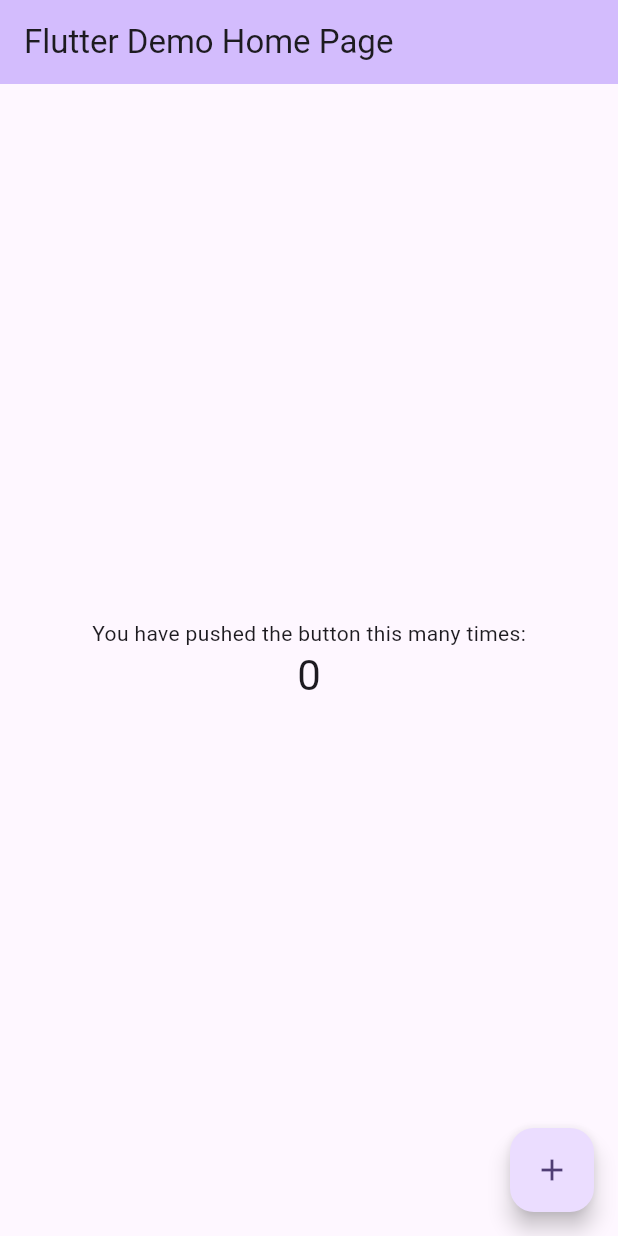
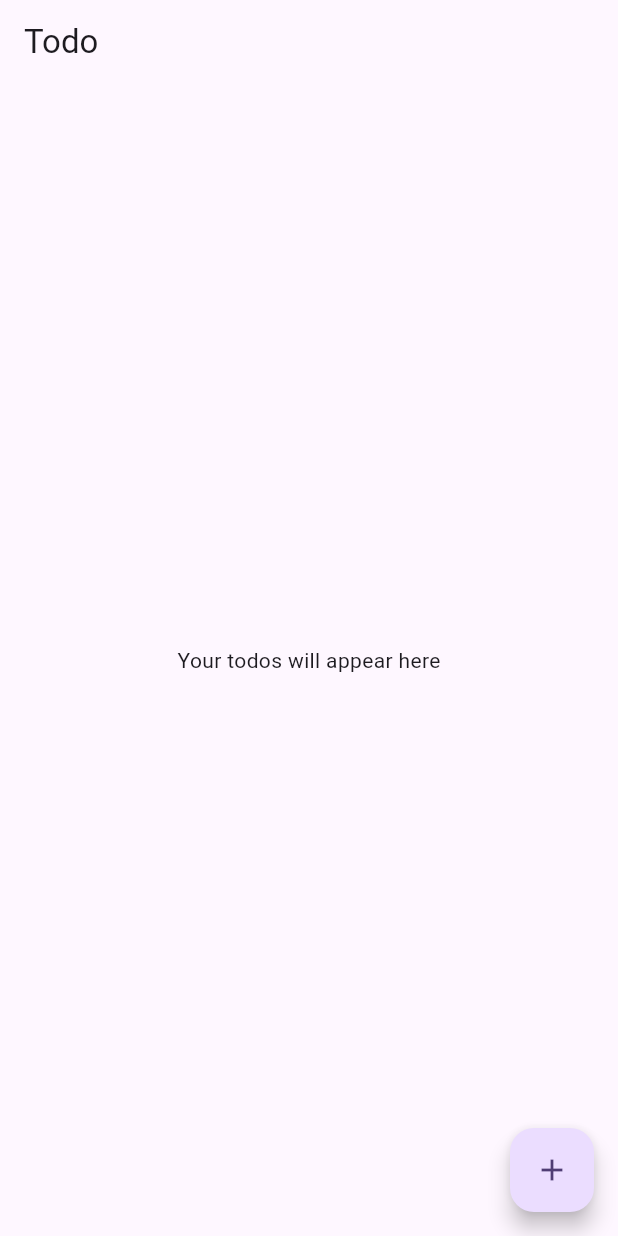
Before and after one commit to akashtyagi25/todoo, a Flutter app: the screen it shows after launch, on a phone screen of 412 x 824 dp. Run offline on Flutter 3.47's test engine with Material 3 defaults, Android fonts, the phone set to English and light mode, and no system bars.

Commit message:
creating project structure first

```diff
--- /dev/null
+++ b/lib/app.dart
@@ -0,0 +1,20 @@
+import 'package:flutter/material.dart';
+
+import 'constants/app_constants.dart';
+import 'constants/app_theme.dart';
+import 'routes/app_router.dart';
+import 'routes/app_routes.dart';
+
+class TodoApp extends StatelessWidget {
+  const TodoApp({super.key});
+
+  @override
+  Widget build(BuildContext context) {
+    return MaterialApp(
+      title: AppConstants.appName,
+      theme: AppTheme.lightTheme,
+      initialRoute: AppRoutes.home,
+      onGenerateRoute: AppRouter.onGenerateRoute,
+    );
+  }
+}
--- /dev/null
+++ b/lib/constants/app_constants.dart
@@ -0,0 +1,5 @@
+class AppConstants {
+  AppConstants._();
+
+  static const String appName = 'Todo';
+}
--- /dev/null
+++ b/lib/constants/app_theme.dart
@@ -0,0 +1,12 @@
+import 'package:flutter/material.dart';
+
+class AppTheme {
+  AppTheme._();
+
+  static ThemeData get lightTheme {
+    return ThemeData(
+      colorScheme: ColorScheme.fromSeed(seedColor: Colors.deepPurple),
+      useMaterial3: true,
+    );
+  }
+}
--- a/lib/main.dart
+++ b/lib/main.dart
@@ -1,122 +1,7 @@
 import 'package:flutter/material.dart';
 
+import 'app.dart';
+
 void main() {
-  runApp(const MyApp());
+  runApp(const TodoApp());
 }
-
-class MyApp extends StatelessWidget {
-  const MyApp({super.key});
-
-  // This widget is the root of your application.
-  @override
-  Widget build(BuildContext context) {
-    return MaterialApp(
-      title: 'Flutter Demo',
-      theme: ThemeData(
-        // This is the theme of your application.
-        //
-        // TRY THIS: Try running your application with "flutter run". You'll see
-        // the application has a purple toolbar. Then, without quitting the app,
-        // try changing the seedColor in the colorScheme below to Colors.green
-        // and then invoke "hot reload" (save your changes or press the "hot
-        // reload" button in a Flutter-supported IDE, or press "r" if you used
-        // the command line to start the app).
-        //
-        // Notice that the counter didn't reset back to zero; the application
-        // state is not lost during the reload. To reset the state, use hot
-        // restart instead.
-        //
-        // This works for code too, not just values: Most code changes can be
-        // tested with just a hot reload.
-        colorScheme: .fromSeed(seedColor: Colors.deepPurple),
-      ),
-      home: const MyHomePage(title: 'Flutter Demo Home Page'),
-    );
-  }
-}
-
-class MyHomePage extends StatefulWidget {
-  const MyHomePage({super.key, required this.title});
-
-  // This widget is the home page of your application. It is stateful, meaning
-  // that it has a State object (defined below) that contains fields that affect
-  // how it looks.
-
-  // This class is the configuration for the state. It holds the values (in this
-  // case the title) provided by the parent (in this case the App widget) and
-  // used by the build method of the State. Fields in a Widget subclass are
-  // always marked "final".
-
-  final String title;
-
-  @override
-  State<MyHomePage> createState() => _MyHomePageState();
-}
-
-class _MyHomePageState extends State<MyHomePage> {
-  int _counter = 0;
-
-  void _incrementCounter() {
-    setState(() {
-      // This call to setState tells the Flutter framework that something has
-      // changed in this State, which causes it to rerun the build method below
-      // so that the display can reflect the updated values. If we changed
-      // _counter without calling setState(), then the build method would not be
-      // called again, and so nothing would appear to happen.
-      _counter++;
-    });
-  }
-
-  @override
-  Widget build(BuildContext context) {
-    // This method is rerun every time setState is called, for instance as done
-    // by the _incrementCounter method above.
-    //
-    // The Flutter framework has been optimized to make rerunning build methods
-    // fast, so that you can just rebuild anything that needs updating rather
-    // than having to individually change instances of widgets.
-    return Scaffold(
-      appBar: AppBar(
-        // TRY THIS: Try changing the color here to a specific color (to
-        // Colors.amber, perhaps?) and trigger a hot reload to see the AppBar
-        // change color while the other colors stay the same.
-        backgroundColor: Theme.of(context).colorScheme.inversePrimary,
-        // Here we take the value from the MyHomePage object that was created by
-        // the App.build method, and use it to set our appbar title.
-        title: Text(widget.title),
-      ),
-      body: Center(
-        // Center is a layout widget. It takes a single child and positions it
-        // in the middle of the parent.
-        child: Column(
-          // Column is also a layout widget. It takes a list of children and
-          // arranges them vertically. By default, it sizes itself to fit its
-          // children horizontally, and tries to be as tall as its parent.
-          //
-          // Column has various properties to control how it sizes itself and
-          // how it positions its children. Here we use mainAxisAlignment to
-          // center the children vertically; the main axis here is the vertical
-          // axis because Columns are vertical (the cross axis would be
-          // horizontal).
-          //
-          // TRY THIS: Invoke "debug painting" (choose the "Toggle Debug Paint"
-          // action in the IDE, or press "p" in the console), to see the
-          // wireframe for each widget.
-          mainAxisAlignment: .center,
-          children: [
-            const Text('You have pushed the button this many times:'),
-            Text(
-              '$_counter',
-              style: Theme.of(context).textTheme.headlineMedium,
-            ),
-          ],
-        ),
-      ),
-      floatingActionButton: FloatingActionButton(
-        onPressed: _incrementCounter,
-        tooltip: 'Increment',
-        child: const Icon(Icons.add),
-      ),
-    );
-  }
-}
--- /dev/null
+++ b/lib/models/todo.dart
@@ -0,0 +1,23 @@
+class Todo {
+  const Todo({
+    required this.id,
+    required this.title,
+    this.isCompleted = false,
+  });
+
+  final String id;
+  final String title;
+  final bool isCompleted;
+
+  Todo copyWith({
+    String? id,
+    String? title,
+    bool? isCompleted,
+  }) {
+    return Todo(
+      id: id ?? this.id,
+      title: title ?? this.title,
+      isCompleted: isCompleted ?? this.isCompleted,
+    );
+  }
+}
--- /dev/null
+++ b/lib/providers/todo_provider.dart
@@ -0,0 +1,2 @@
+// Add provider / riverpod / bloc state management here.
+// Example: TodoNotifier, TodoState, etc.
--- /dev/null
+++ b/lib/repository/todo_repository.dart
@@ -0,0 +1,16 @@
+import '../models/todo.dart';
+import '../services/todo_local_service.dart';
+
+/// Single source of truth between UI and data layer.
+class TodoRepository {
+  TodoRepository({TodoLocalService? localService})
+      : _localService = localService ?? TodoLocalService();
+
+  final TodoLocalService _localService;
+
+  Future<List<Todo>> getTodos() => _localService.fetchTodos();
+
+  Future<void> addTodo(Todo todo) => _localService.saveTodo(todo);
+
+  Future<void> removeTodo(String id) => _localService.deleteTodo(id);
+}
--- /dev/null
+++ b/lib/routes/app_router.dart
@@ -0,0 +1,23 @@
+import 'package:flutter/material.dart';
+
+import '../screens/home/home_screen.dart';
+import 'app_routes.dart';
+
+class AppRouter {
+  AppRouter._();
+
+  static Route<dynamic> onGenerateRoute(RouteSettings settings) {
+    switch (settings.name) {
+      case AppRoutes.home:
+        return MaterialPageRoute<void>(
+          settings: settings,
+          builder: (_) => const HomeScreen(),
+        );
+      default:
+        return MaterialPageRoute<void>(
+          settings: settings,
+          builder: (_) => const HomeScreen(),
+        );
+    }
+  }
+}
--- /dev/null
+++ b/lib/routes/app_routes.dart
@@ -0,0 +1,5 @@
+class AppRoutes {
+  AppRoutes._();
+
+  static const String home = '/';
+}
--- /dev/null
+++ b/lib/screens/home/home_screen.dart
@@ -0,0 +1,24 @@
+import 'package:flutter/material.dart';
+
+import '../../constants/app_constants.dart';
+
+class HomeScreen extends StatelessWidget {
+  const HomeScreen({super.key});
+
+  @override
+  Widget build(BuildContext context) {
+    return Scaffold(
+      appBar: AppBar(
+        title: const Text(AppConstants.appName),
+      ),
+      body: const Center(
+        child: Text('Your todos will appear here'),
+      ),
+      floatingActionButton: FloatingActionButton(
+        onPressed: () {},
+        tooltip: 'Add todo',
+        child: const Icon(Icons.add),
+      ),
+    );
+  }
+}
--- /dev/null
+++ b/lib/services/todo_local_service.dart
@@ -0,0 +1,12 @@
+import '../models/todo.dart';
+
+/// Handles low-level data operations (local storage, API, etc.).
+class TodoLocalService {
+  Future<List<Todo>> fetchTodos() async {
+    return const [];
+  }
+
+  Future<void> saveTodo(Todo todo) async {}
+
+  Future<void> deleteTodo(String id) async {}
+}
```
Also changed, not shown: 2 other files.
